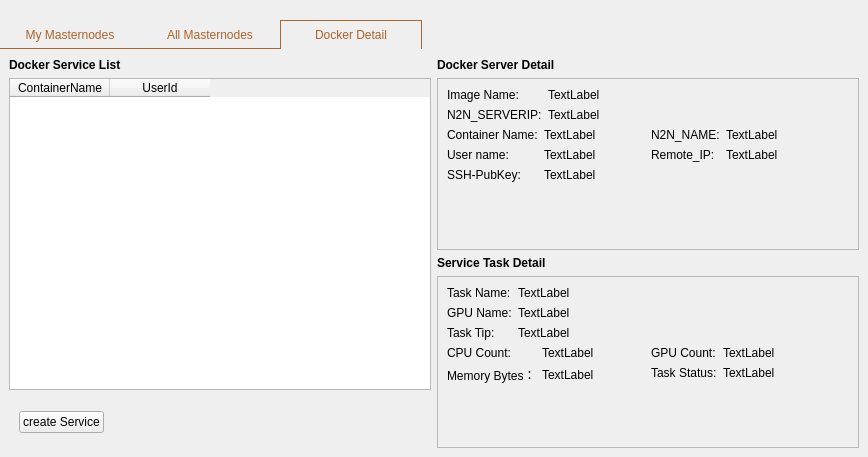
Above: src/qt/forms/masternodelist.ui from MassGrid/MassGrid before the change. Below: the same form after it.
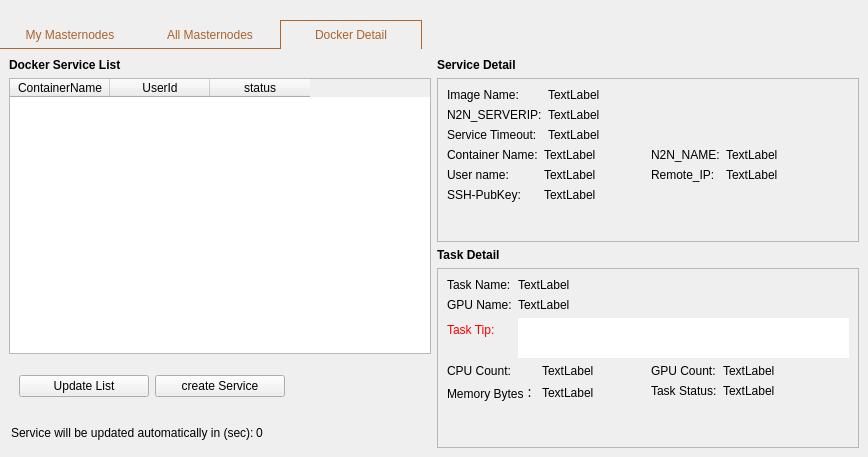
That is the form after the change. The open tabs and pages were chosen to show the change.

Commit message: update refresh way of service list

```diff
--- a/src/qt/forms/masternodelist.ui
+++ b/src/qt/forms/masternodelist.ui
@@ -375,6 +375,9 @@
         <layout class="QHBoxLayout" name="horizontalLayout_4" stretch="1,1">
          <item>
           <layout class="QVBoxLayout" name="verticalLayout_3">
+           <property name="bottomMargin">
+            <number>0</number>
+           </property>
            <item>
             <widget class="QLabel" name="label">
              <property name="font">
@@ -400,6 +403,11 @@
                <string>UserId</string>
               </property>
              </column>
+             <column>
+              <property name="text">
+               <string>status</string>
+              </property>
+             </column>
             </widget>
            </item>
            <item>
@@ -416,6 +424,13 @@
              <property name="bottomMargin">
               <number>10</number>
              </property>
+             <item>
+              <widget class="QPushButton" name="updateServiceBtn">
+               <property name="text">
+                <string>Update List</string>
+               </property>
+              </widget>
+             </item>
              <item>
               <widget class="QPushButton" name="createServiceBtn">
                <property name="text">
@@ -423,19 +438,6 @@
                </property>
               </widget>
              </item>
-             <item>
-              <spacer name="horizontalSpacer">
-               <property name="orientation">
-                <enum>Qt::Horizontal</enum>
-               </property>
-               <property name="sizeHint" stdset="0">
-                <size>
-                 <width>40</width>
-                 <height>20</height>
-                </size>
-               </property>
-              </spacer>
-             </item>
              <item>
               <widget class="QFrame" name="frame_2">
                <property name="minimumSize">
@@ -459,6 +461,69 @@
              </item>
             </layout>
            </item>
+           <item>
+            <widget class="QFrame" name="frame_4">
+             <property name="minimumSize">
+              <size>
+               <width>0</width>
+               <height>30</height>
+              </size>
+             </property>
+             <property name="styleSheet">
+              <string notr="true">border:hidden;</string>
+             </property>
+             <property name="frameShape">
+              <enum>QFrame::StyledPanel</enum>
+             </property>
+             <property name="frameShadow">
+              <enum>QFrame::Raised</enum>
+             </property>
+             <layout class="QHBoxLayout" name="horizontalLayout_7">
+              <property name="spacing">
+               <number>2</number>
+              </property>
+              <property name="leftMargin">
+               <number>2</number>
+              </property>
+              <property name="topMargin">
+               <number>2</number>
+              </property>
+              <property name="rightMargin">
+               <number>2</number>
+              </property>
+              <property name="bottomMargin">
+               <number>2</number>
+              </property>
+              <item>
+               <widget class="QLabel" name="label_serviceText">
+                <property name="text">
+                 <string>Service will be updated automatically in (sec):</string>
+                </property>
+               </widget>
+              </item>
+              <item>
+               <widget class="QLabel" name="serviceSec">
+                <property name="text">
+                 <string>0</string>
+                </property>
+               </widget>
+              </item>
+              <item>
+               <spacer name="horizontalSpacer">
+                <property name="orientation">
+                 <enum>Qt::Horizontal</enum>
+                </property>
+                <property name="sizeHint" stdset="0">
+                 <size>
+                  <width>89</width>
+                  <height>20</height>
+                 </size>
+                </property>
+               </spacer>
+              </item>
+             </layout>
+            </widget>
+           </item>
           </layout>
          </item>
          <item>
@@ -472,7 +537,7 @@
               </font>
              </property>
              <property name="text">
-              <string>Docker Server Detail</string>
+              <string>Service Detail</string>
              </property>
             </widget>
            </item>
@@ -521,6 +586,20 @@
                   </property>
                  </widget>
                 </item>
+                <item row="2" column="0">
+                 <widget class="QLabel" name="label_18">
+                  <property name="text">
+                   <string>Service Timeout:</string>
+                  </property>
+                 </widget>
+                </item>
+                <item row="2" column="1">
+                 <widget class="QLabel" name="label_serviceTimeout">
+                  <property name="text">
+                   <string>TextLabel</string>
+                  </property>
+                 </widget>
+                </item>
                </layout>
               </item>
               <item>
@@ -642,7 +721,7 @@
               </font>
              </property>
              <property name="text">
-              <string>Service Task Detail</string>
+              <string>Task Detail</string>
              </property>
             </widget>
            </item>
@@ -685,20 +764,34 @@
                   </property>
                  </widget>
                 </item>
+                <item row="2" column="1">
+                 <widget class="QTextEdit" name="textEdit_taskErr">
+                  <property name="maximumSize">
+                   <size>
+                    <width>16777215</width>
+                    <height>40</height>
+                   </size>
+                  </property>
+                  <property name="styleSheet">
+                   <string notr="true">background-color:&quot;transparent&quot;;
+border:hidden;
+color:red;</string>
+                  </property>
+                  <property name="readOnly">
+                   <bool>true</bool>
+                  </property>
+                 </widget>
+                </item>
                 <item row="2" column="0">
                  <widget class="QLabel" name="label_17">
+                  <property name="styleSheet">
+                   <string notr="true">color:red;</string>
+                  </property>
                   <property name="text">
                    <string>Task Tip:</string>
                   </property>
                  </widget>
                 </item>
-                <item row="2" column="1">
-                 <widget class="QLabel" name="label_taskErr">
-                  <property name="text">
-                   <string>TextLabel</string>
-                  </property>
-                 </widget>
-                </item>
                </layout>
               </item>
               <item>
```
Left out of the diff: 2 changed lines with no effect on the pictures. The commit also changes 10 other files.
